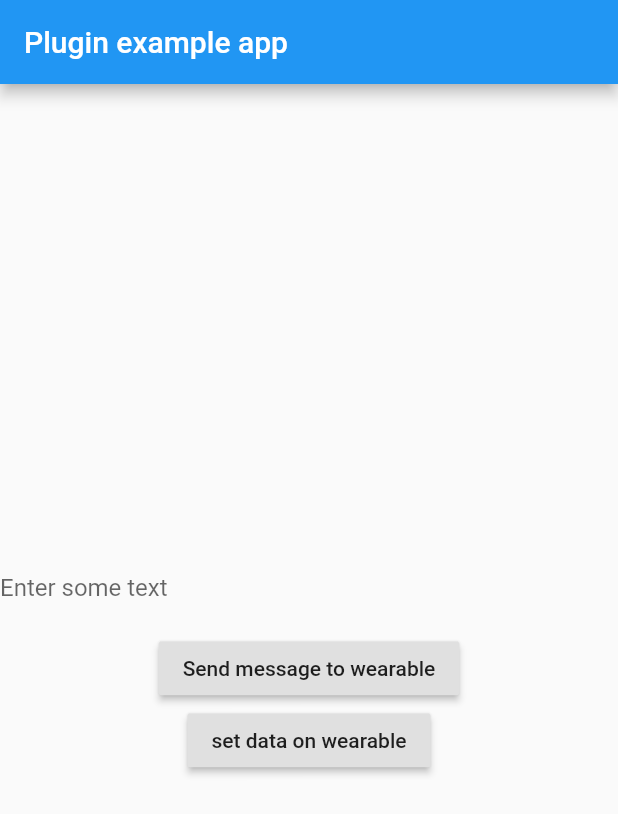
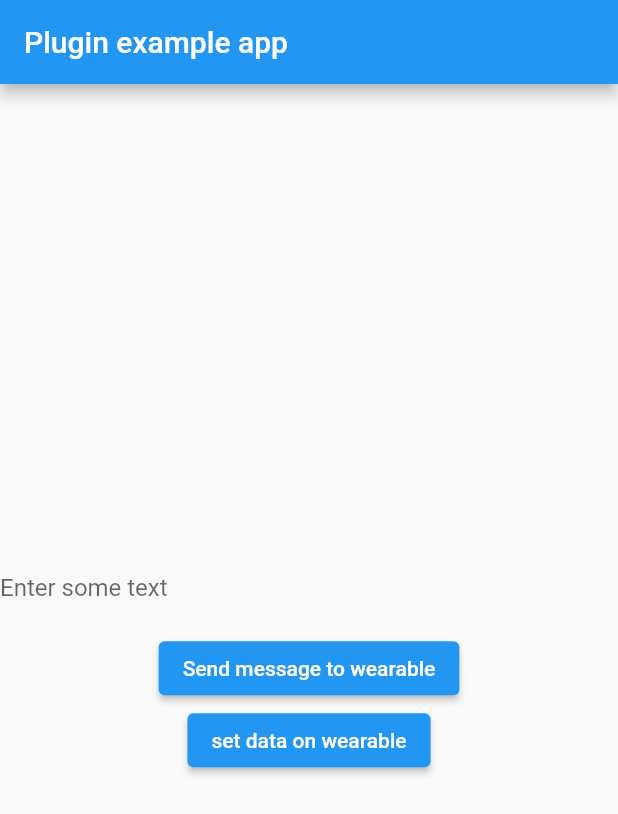
Before and after one commit to gardyna/wearable_communicator, a Flutter app: the screen it shows after launch, on a phone screen of 412 x 824 dp. Shown: the top 814 px of the screen. Run offline on Flutter 3.47's test engine with Material 2 defaults, Android fonts, the phone set to English and light mode, and no system bars.

Commit message:
Upgraded deprecated RaisedButton

```diff
--- a/example/lib/main.dart
+++ b/example/lib/main.dart
@@ -46,31 +46,26 @@ class _MyAppState extends State<MyApp> {
             children: [
               TextField(
                 controller: _controller,
-                decoration: InputDecoration(
-                    border: InputBorder.none, labelText: 'Enter some text'),
+                decoration: InputDecoration(border: InputBorder.none, labelText: 'Enter some text'),
                 onChanged: (String val) async {
                   setState(() {
                     value = val;
                   });
                 },
               ),
-              RaisedButton(
+              ElevatedButton(
                 child: Text('Send message to wearable'),
                 onPressed: () {
                   primaryFocus.unfocus(disposition: UnfocusDisposition.scope);
-                  WearableCommunicator.sendMessage({
-                    "text": value
-                  });
+                  WearableCommunicator.sendMessage({"text": value});
                 },
               ),
-              RaisedButton(
+              ElevatedButton(
                 child: Text('set data on wearable'),
                 onPressed: () {
                   primaryFocus.unfocus(disposition: UnfocusDisposition.scope);
                   WearableCommunicator.setData("message", {
-                    "text": value != ""
-                        ? value
-                        : "test", // ensure we have at least empty string
+                    "text": value != "" ? value : "test", // ensure we have at least empty string
                     "integerValue": 1,
                     "intList": [1, 2, 3],
                     "stringList": ["one", "two", "three"],
```
